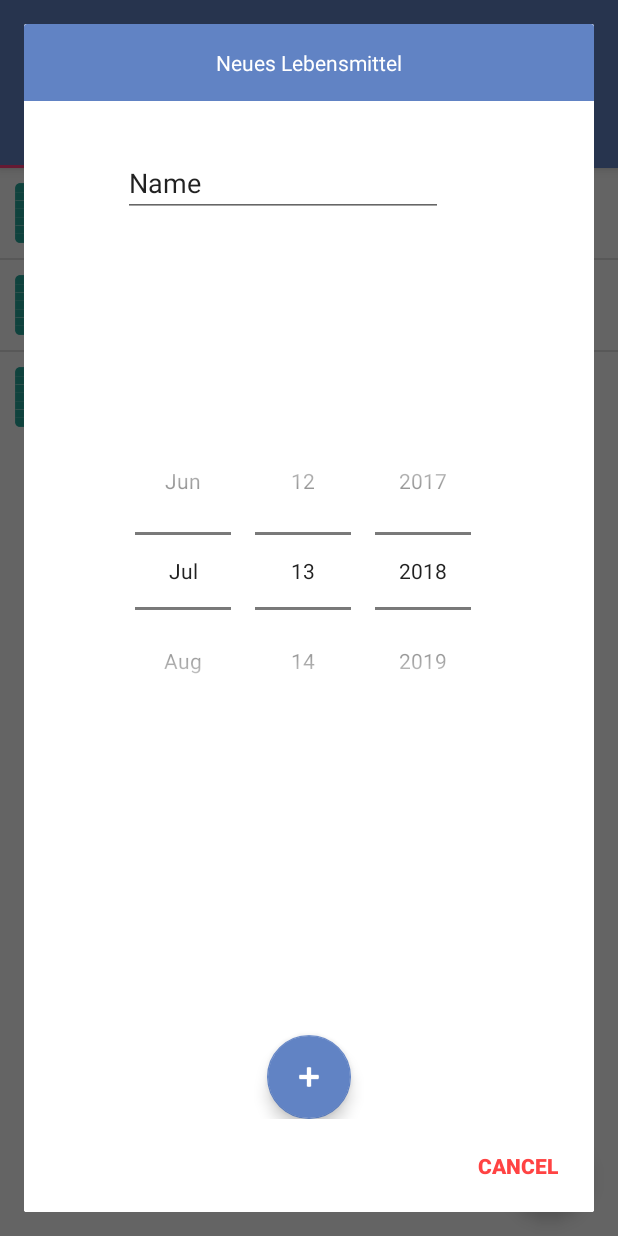
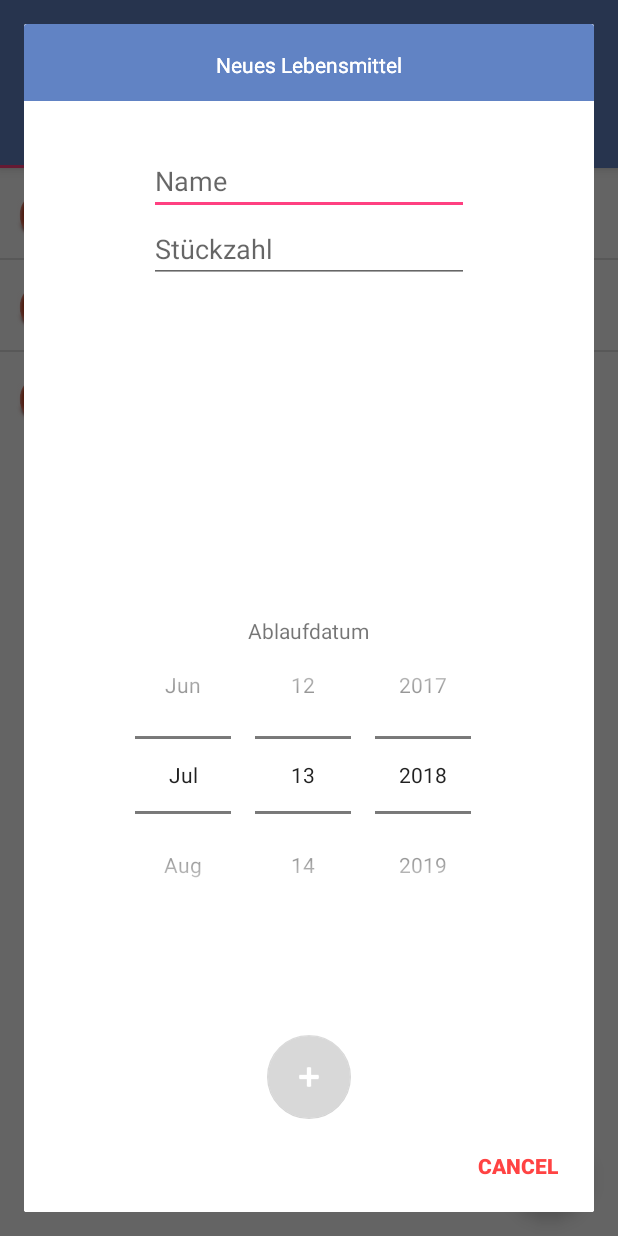
Before and after one commit to Ragnost/myFridge, an Android app: the screen it shows after launch (MainActivity), after a tap on an icon or button, on a phone screen of 412 x 824 dp. Run offline under Robolectric (Android 15) with nearby library versions, the phone set to English and light mode, and no system bars.

Commit message:
add
scsc

```diff
--- a/app/src/main/java/jbbk/myfridge/Fragment_Fridge.java
+++ b/app/src/main/java/jbbk/myfridge/Fragment_Fridge.java
@@ -2,19 +2,21 @@ package jbbk.myfridge;
 
 import android.app.Activity;
 import android.app.AlertDialog;
-import android.content.ContentValues;
 import android.content.Context;
 import android.content.DialogInterface;
-import android.database.sqlite.SQLiteDatabase;
+import android.content.res.ColorStateList;
+import android.graphics.Color;
 import android.os.Bundle;
 import android.support.design.widget.FloatingActionButton;
 import android.support.v4.app.Fragment;
+import android.text.Editable;
+import android.text.TextWatcher;
+import android.util.Log;
 import android.view.LayoutInflater;
 import android.view.View;
 import android.view.ViewGroup;
-import android.widget.Button;
+import android.widget.DatePicker;
 import android.widget.EditText;
-import android.widget.LinearLayout;
 import android.widget.ListView;
 import android.widget.PopupWindow;
 import android.widget.RelativeLayout;
@@ -82,13 +84,15 @@ public class Fragment_Fridge extends Fragment {
     String[] stueckzahl = {"2", "3", "500"};
     String[] countdown = new String[stueckzahl.length];
     /* ------------------*/
-
+    private String countFromXML;
+    private String nameFromXML;
+    private String dateFromXML;
     private Context mContext;
     private Activity mActivity;
-
+    private FloatingActionButton addLebensmittel;
     private RelativeLayout mRelativeLayout;
-    private EditText mEdit;
-
+    private EditText nameInput, countInput;
+    private DatePicker simpleDatePicker;
     private PopupWindow mPopupWindow;
 
     @Override
@@ -100,25 +104,44 @@ public class Fragment_Fridge extends Fragment {
         mRelativeLayout = list_overview.findViewById(R.id.test);
 
 
-
-
-
         addButton.setOnClickListener(new View.OnClickListener() {
             @Override
             public void onClick(View view) {
-                AlertDialog builder = new AlertDialog.Builder(getActivity(), R.style.MyAlertDialogStyle).create();
+                final AlertDialog builder = new AlertDialog.Builder(getActivity(), R.style.MyAlertDialogStyle).create();
                 LayoutInflater inflaterR = getActivity().getLayoutInflater();
                 final View dialogView = inflaterR.inflate(R.layout.fragment_add_item, null);
                 builder.setView(dialogView);
 
-                FloatingActionButton addLebensmittel = dialogView.findViewById(R.id.addLebensmittel);
+                addLebensmittel = dialogView.findViewById(R.id.addLebensmittel);
+                nameInput = dialogView.findViewById(R.id.addNameID);
+                simpleDatePicker = dialogView.findViewById(R.id.simpleDatePicker); // initiate a date picker
+                countInput = dialogView.findViewById(R.id.addCountLebensmittel);
 
+                int day = simpleDatePicker.getDayOfMonth();
+                int month = simpleDatePicker.getMonth() + 1;
+                int year = simpleDatePicker.getYear();
+
+                String dayString = String.valueOf(day);
+                String monthString = String.valueOf(month);
+                String yearString = String.valueOf(year);
+
+                countFromXML = countInput.getText().toString();
+                nameFromXML = String.valueOf(nameInput.getText());
+                dateFromXML = dayString + "." + monthString + "." + yearString;
+
+                nameInput.addTextChangedListener(watcher);
+                countInput.addTextChangedListener(watcher);
+
+
+
+                addLebensmittel.setEnabled(false);
+                addLebensmittel.setBackgroundTintList(ColorStateList.valueOf(Color.GRAY));
+                addLebensmittel.setAlpha(0.33f);
+                System.out.println("Farbe: " + addLebensmittel.getBackground());
                 addLebensmittel.setOnClickListener(new View.OnClickListener() {
                     @Override
                     public void onClick(View view) {
-                        System.out.println("button wurde gedrückt");
-                        mEdit   = dialogView.findViewById(R.id.addNameID);
-                        System.out.println("Ausgabe: " + mEdit.getText());
+                        builder.dismiss();
                     }
                 });
 
@@ -129,7 +152,6 @@ public class Fragment_Fridge extends Fragment {
                             }
                         });
                 builder.show();
-
 
             }
         });
@@ -151,14 +173,18 @@ public class Fragment_Fridge extends Fragment {
             e.printStackTrace();
         }
 
-        /*
-        for (int i = 0; i < icons.length; i++) {
+
+
+
+       /* for (int i = 0; i < name.length; i++) {
             if (name[i].equals("ü")) {
                 name[i] = "ue";
             }
-            icons[i] = this.getResources().getIdentifier(name[i].toLowerCase() + ".jpg", "drawable", this.getContext().getPackageName());
-        }
-        */
+            icons[i] = this.getResources().getIdentifier(name[i].toLowerCase() + ".png", "drawable", this.getContext().getPackageName());
+            //System.out.println("IConName: " + name[1]);
+            //System.out.println("Icon: " + icons[i]);
+        }*/
+
 
         ListAdapter listAdapterClass = new ListAdapter(this.getActivity(), name, stueckzahl, ablaufdatumString, icons, countdown);
         ListView myListView = list_overview.findViewById(R.id.listoverview_id);
@@ -167,4 +193,31 @@ public class Fragment_Fridge extends Fragment {
     }
 
 
+    private TextWatcher watcher = new TextWatcher() {
+
+        @Override
+        public void beforeTextChanged(CharSequence charSequence, int i, int i1, int i2) {
+
+        }
+
+        @Override
+        public void onTextChanged(CharSequence charSequence, int i, int i1, int i2) {
+
+            String n = nameInput.getText().toString();
+            String c = countInput.getText().toString();
+            addLebensmittel.setEnabled(n.length() > 0 && c.length() > 0);
+            if (addLebensmittel.isEnabled()) {
+                addLebensmittel.setBackgroundTintList(ColorStateList.valueOf(Color.rgb(2, 212, 255)));
+                addLebensmittel.setAlpha(1f);
+            } else {
+                addLebensmittel.setBackgroundTintList(ColorStateList.valueOf(Color.GRAY));
+                addLebensmittel.setAlpha(0.33f);
+            }
+        }
+
+        @Override
+        public void afterTextChanged(Editable editable) {
+
+        }
+    };
 }
--- a/app/src/main/java/jbbk/myfridge/ListAdapter.java
+++ b/app/src/main/java/jbbk/myfridge/ListAdapter.java
@@ -49,7 +49,7 @@ public class ListAdapter extends ArrayAdapter<String> {
         TextView ablaufdatumView = listView.findViewById(R.id.list_item_ablaufdatum_id);
         TextView stueckzahlView = listView.findViewById(R.id.list_item_stueckzahl_id);
         TextView countdownView = listView.findViewById(R.id.list_item_countdown_id);
-        ImageView iconView = listView.findViewById(R.id.list_item_icon_ID);
+        //ImageView iconView = listView.findViewById(R.id.list_item_icon_ID);
 
 
         nameView.setText(name[position]);
--- a/app/src/main/res/layout/fragment_add_item.xml
+++ b/app/src/main/res/layout/fragment_add_item.xml
@@ -7,7 +7,8 @@
     android:id="@+id/fragment_add_item_id"
     android:layout_width="match_parent"
     android:layout_height="match_parent"
-    tools:context=".Fragment_AddItem">
+    tools:context=".Fragment_AddItem"
+    android:layout_centerHorizontal="true">
 
     <!-- TODO: Update blank fragment layout -->
 
@@ -22,24 +23,61 @@
         android:id="@+id/myImageViewText"
         android:layout_width="wrap_content"
         android:layout_height="wrap_content"
-        android:layout_alignLeft="@id/myImageView"
-        android:layout_alignTop="@id/myImageView"
-        android:layout_alignRight="@id/myImageView"
-        android:layout_alignBottom="@id/myImageView"
-        android:layout_margin="1dp"
-        android:gravity="center"
+
+        android:layout_alignParentTop="true"
+        android:layout_centerHorizontal="true"
+        android:layout_marginTop="17dp"
         android:backgroundTint="@color/colorAccent"
         android:text="Neues Lebensmittel"
         android:textColor="#fff" />
+
+
+    <TextView
+        android:id="@+id/myImageViewText2"
+        android:layout_width="wrap_content"
+        android:layout_height="wrap_content"
+
+        android:layout_alignParentTop="true"
+        android:layout_centerHorizontal="true"
+        android:layout_marginTop="17dp"
+        android:backgroundTint="@color/colorAccent"
+        android:text="Neues Lebensmittel"
+        android:textColor="#fff" />
+
+    <EditText
+        android:id="@+id/addNameID"
+        android:layout_width="wrap_content"
+        android:layout_height="wrap_content"
+        android:layout_alignParentTop="true"
+        android:layout_centerHorizontal="true"
+        android:layout_marginTop="82dp"
+        android:ems="10"
+        android:hint="Name"
+        android:inputType="textPersonName" />
+
+
+    <EditText
+        android:id="@+id/addCountLebensmittel"
+        android:layout_width="wrap_content"
+        android:layout_height="wrap_content"
+        android:layout_below="@+id/addNameID"
+        android:layout_centerHorizontal="true"
+        android:ems="10"
+        android:hint="Stückzahl"
+        android:inputType="phone" />
+
 
     <DatePicker
         android:id="@+id/simpleDatePicker"
         android:layout_width="wrap_content"
         android:layout_height="wrap_content"
-        android:layout_centerInParent="true"
+        android:layout_above="@+id/addLebensmittel"
+        android:layout_centerHorizontal="true"
         android:calendarViewShown="false"
         android:datePickerMode="spinner"
+        android:orientation="horizontal"
         android:scrollbarStyle="outsideOverlay" />
+
 
     <android.support.design.widget.FloatingActionButton
         android:id="@+id/addLebensmittel"
@@ -48,7 +86,7 @@
         android:layout_alignParentBottom="true"
         android:layout_centerHorizontal="true"
         android:layout_gravity="bottom"
-        android:layout_marginBottom="51dp"
+        android:layout_marginBottom="67dp"
         android:clickable="true"
         android:src="@android:drawable/ic_input_add"
         android:tint="@color/white"
@@ -58,15 +96,13 @@
         app:layout_constraintEnd_toEndOf="parent"
         tools:ignore="MissingConstraints,UnknownId" />
 
-    <EditText
-        android:id="@+id/addNameID"
+    <TextView
+        android:id="@+id/textView2"
         android:layout_width="wrap_content"
         android:layout_height="wrap_content"
-        android:layout_alignParentTop="true"
-        android:layout_alignStart="@+id/simpleDatePicker"
-        android:layout_marginTop="83dp"
-        android:ems="10"
-        android:inputType="textPersonName"
-        android:text="Name" />
+        android:layout_alignTop="@+id/simpleDatePicker"
+        android:layout_centerHorizontal="true"
+        android:text="Ablaufdatum" />
+
 
 </RelativeLayout>
--- a/app/src/main/res/layout/list_item.xml
+++ b/app/src/main/res/layout/list_item.xml
@@ -1,5 +1,6 @@
 <?xml version="1.0" encoding="utf-8"?>
 <RelativeLayout xmlns:android="http://schemas.android.com/apk/res/android"
+    xmlns:tools="http://schemas.android.com/tools"
     android:layout_width="match_parent"
     android:layout_height="match_parent"
     android:padding="10dp">
@@ -11,7 +12,7 @@
         android:layout_height="40dp"
         android:paddingEnd="20dp"
         android:paddingRight="20dp"
-        android:src="@mipmap/ic_launcher_round" />
+        android:src="@mipmap/tomate" />
 
     <!-- Zeile 1 -->
     <LinearLayout
--- a/app/src/main/res/values/styles.xml
+++ b/app/src/main/res/values/styles.xml
@@ -16,6 +16,7 @@
     <style name="AppTheme.AppBarOverlay" parent="ThemeOverlay.AppCompat.Dark.ActionBar" />
 
     <style name="AppTheme.PopupOverlay" parent="ThemeOverlay.AppCompat.Light" />
+
     <style name="datepicker" parent="Theme.AppCompat.Light.Dialog">
         <item name="colorPrimary">@color/colorPrimary</item>
         <item name="colorPrimaryDark">@color/colorPrimaryDark</item>
@@ -30,6 +31,7 @@
         <item name="android:textColorPrimary">#ff4343</item>
         <!-- Used for the background -->
         <item name="android:background">@android:color/white</item>
+
     </style>
 
 
```
Also changed, not shown: app/src/main/res/drawable/fridgeImgDatabase/tomate.png (added), app/src/main/res/mipmap-xxxhdpi/tomate.png (added).
